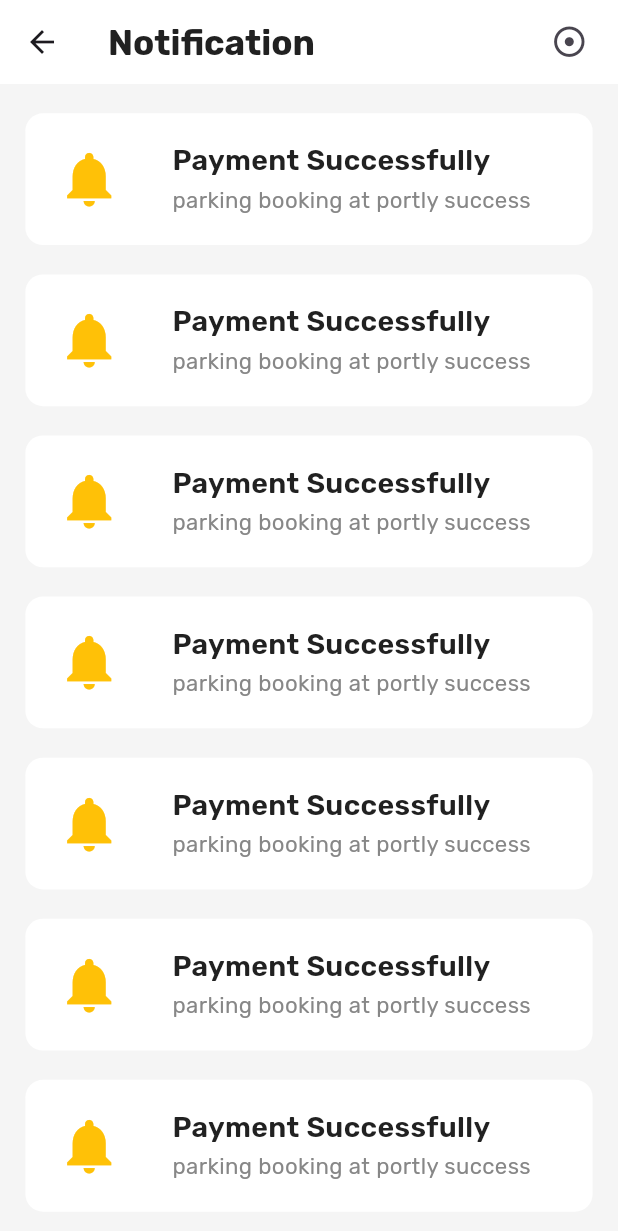
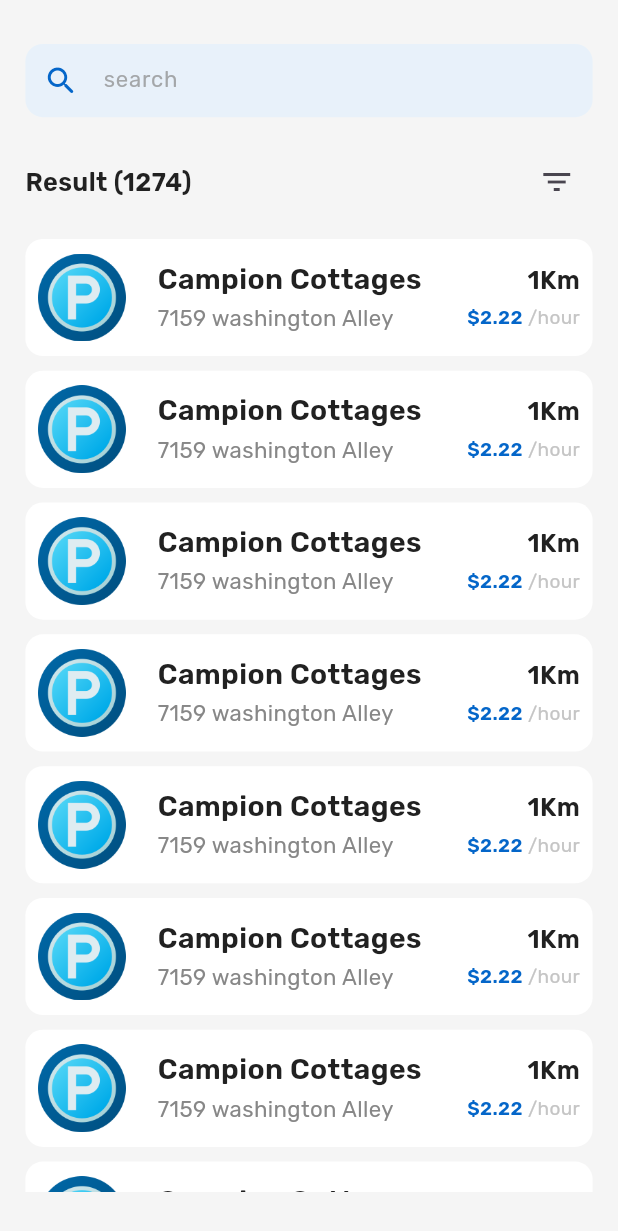
Before and after one commit to Mohamed-Abdelsalamm/Graduation_Project_Parking_project, a Flutter app: the screen it shows after launch, on a phone screen of 412 x 824 dp. Shown: the top 1231 px of the screen. Run offline on Flutter 3.47's test engine with Material 3 defaults, Android fonts, the light colour scheme and no system bars; our stand-ins replace cached_network_image, dio, flutter_screenutil, flutter_spinkit, flutter_svg, go_router and 1 more.

Commit message:
Add Search Result View

```diff
--- a/lib/core/utils/app_router.dart
+++ b/lib/core/utils/app_router.dart
@@ -5,13 +5,15 @@ import 'package:parking/featuers/book_mark/presintation/view/my_book_mark_view.d
 import 'package:parking/featuers/notification/presentation/view/notification_view.dart';
 import 'package:parking/featuers/onboarding/presentation/views/onboarding_view.dart';
 import 'package:parking/featuers/parking_history/presentation/views/my_parking_view.dart';
+import 'package:parking/featuers/search/presintation/view/search_view.dart';
 
 abstract class AppRouter {
   static const kMyParkingView = "/1" /*"/myParkingView"*/;
   static const kOnBoardingView = "/2" /*"/myParkingView"*/;
   static const kLoginView = "/3" /*"/myParkingView"*/;
   static const kMyBookMarkView = "/4" /*"/myParkingView"*/;
-  static const kNotificationView = "/" /*"/notificationView"*/;
+  static const kNotificationView = "/5" /*"/notificationView"*/;
+  static const kSearchView = "/" /*"/searchView"*/;
 
   static final GoRouter router = GoRouter(
     routes: <RouteBase>[
@@ -40,6 +42,11 @@ abstract class AppRouter {
         builder: (BuildContext context, GoRouterState state) =>
         const NotificationView(),
       ),
+      GoRoute(
+        path: kSearchView,
+        builder: (BuildContext context, GoRouterState state) =>
+        const SearchView(),
+      ),
     ],
   );
 }
--- a/lib/core/widgets/customTextField.dart
+++ b/lib/core/widgets/customTextField.dart
@@ -19,10 +19,11 @@ class CustomTextField extends StatelessWidget {
     this.verticalContentPadding = 10,
     this.suffixIcon, this.controller,
     this.onChanged,
-    this.hintStyle,
+    this.hintStyle, this.fillColor,
   }) : super(key: key);
 
   final String hintText;
+  final Color? fillColor;
   final TextEditingController? controller;
   final bool obscureText;
   final bool closeOnTapOutside;
@@ -55,6 +56,8 @@ class CustomTextField extends StatelessWidget {
       },
       validator: validator,
       decoration: InputDecoration(
+        fillColor: fillColor,
+        filled: true,
         hintText: hintText,
         suffixIconColor: ColorStyles.grey.withOpacity(0.6),
         contentPadding: EdgeInsets.symmetric(horizontal: horizontalContentPadding.sp,vertical: horizontalContentPadding.sp),
@@ -76,8 +79,9 @@ class CustomTextField extends StatelessWidget {
         focusedErrorBorder: OutlineInputBorder(
             borderRadius: BorderRadius.circular(24.r),
             borderSide: const BorderSide(color: ColorStyles.red)),*/
-        border: const OutlineInputBorder(
-            borderSide:BorderSide.none
+        border: OutlineInputBorder(
+            borderRadius: BorderRadius.circular(12.r),
+          borderSide: BorderSide.none
         ),
       ),
     );
--- a/lib/featuers/book_mark/presintation/view/my_book_mark_view.dart
+++ b/lib/featuers/book_mark/presintation/view/my_book_mark_view.dart
@@ -32,7 +32,7 @@ class MyBookMarkView extends StatelessWidget {
           ),
         ],
       ),
-      body: BookmarkViewBody(),
+      body: const BookmarkViewBody(),
     );
   }
 }
--- a/lib/featuers/notification/presentation/view/widgets/notification_body.dart
+++ b/lib/featuers/notification/presentation/view/widgets/notification_body.dart
@@ -11,6 +11,6 @@ class NotificationBody extends StatelessWidget {
   Widget build(BuildContext context) {
     return ListView.separated(
       padding: EdgeInsets.symmetric(horizontal: 16.w,vertical: 20.h),
-        itemBuilder: (context, index) => NotificationListItem() , separatorBuilder: (context, index) => SizedBox(height: 20.h), itemCount: 10);
+        itemBuilder: (context, index) => const NotificationListItem() , separatorBuilder: (context, index) => SizedBox(height: 20.h), itemCount: 10);
   }
 }
--- /dev/null
+++ b/lib/featuers/search/presintation/view/search_view.dart
@@ -0,0 +1,46 @@
+import 'package:flutter/material.dart';
+import 'package:flutter_screenutil/flutter_screenutil.dart';
+import 'package:parking/core/utils/colors_styles.dart';
+import 'package:parking/core/utils/text_styles.dart';
+import 'package:parking/core/widgets/customTextField.dart';
+import 'package:parking/featuers/search/presintation/view/widgets/search_result_item.dart';
+
+class SearchView extends StatelessWidget {
+  const SearchView({Key? key}) : super(key: key);
+
+  @override
+  Widget build(BuildContext context) {
+    return Scaffold(
+      body: SafeArea(
+        child: Padding(
+          padding: EdgeInsets.symmetric(horizontal: 16.0.w, vertical: 30.h),
+          child: Column(
+            children: [
+               CustomTextField(
+                hintText: "search",
+                fillColor: ColorStyles.blue300.withOpacity(0.5),
+                prefixIcon: const Icon(
+                  Icons.search_rounded,
+                  color: ColorStyles.blue700,
+                ),
+              ),
+              SizedBox(
+                height: 20.h,
+              ),
+              Row(mainAxisAlignment: MainAxisAlignment.spaceBetween, children: [
+                Text("Result (1274)", style: TextStyles().textStyle16semiBold),
+                IconButton(
+                    onPressed: () {},
+                    icon: const Icon(Icons.filter_list_outlined)),
+              ]),
+              SizedBox(
+                height: 14.h,
+              ),
+              Expanded(child: ListView.separated(itemBuilder: (context, index) => const SearchResultItem(), separatorBuilder:(context, index) => SizedBox(height: 10.h), itemCount: 10))
+            ],
+          ),
+        ),
+      ),
+    );
+  }
+}
--- /dev/null
+++ b/lib/featuers/search/presintation/view/widgets/search_result_item.dart
@@ -0,0 +1,53 @@
+import 'package:flutter/material.dart';
+import 'package:flutter_screenutil/flutter_screenutil.dart';
+import 'package:parking/core/utils/colors_styles.dart';
+import 'package:parking/core/utils/text_styles.dart';
+import 'package:parking/generated/assets.dart';
+
+class SearchResultItem extends StatelessWidget {
+  const SearchResultItem({
+    super.key,
+  });
+
+  @override
+  Widget build(BuildContext context) {
+    return Container(
+      padding: EdgeInsets.symmetric(horizontal: 8.w,vertical: 10.h),
+      decoration: BoxDecoration(color: ColorStyles.white,
+        borderRadius: BorderRadius.circular(12.r),
+      ),
+      child: Row(
+        children: [
+          SizedBox(
+            width: 60.r,
+            height: 60.r,
+            child: Image.asset(Assets.pngParkIcon),
+          ),
+          SizedBox(width: 20.w,),
+          Expanded(
+            child: Column(
+                crossAxisAlignment: CrossAxisAlignment.start,
+                children: [
+                  Text("Campion Cottages",style: TextStyles().textStyle18semiBold),
+                  SizedBox(height: 10.h,),
+                  Text("7159 washington Alley",style: TextStyles().textStyle14regular.copyWith(color: ColorStyles.grey,),),
+                ]),
+          ),
+          Column(
+            crossAxisAlignment: CrossAxisAlignment.end,
+            children: [
+              Text("1Km",style: TextStyles().textStyle16semiBold),
+              SizedBox(height: 10.h,),
+              Row(
+                children: [
+                  Text("\$2.22",style: TextStyles().textStyle12semiBold.copyWith(color: ColorStyles.blue700)),
+                  Text(" /hour",style: TextStyles().textStyle12regular.copyWith(color: ColorStyles.grey500)),
+                ],
+              ),
+            ],
+          ),
+        ],
+      ),
+    );
+  }
+}
--- a/lib/main.dart
+++ b/lib/main.dart
@@ -25,6 +25,7 @@ class ParkingApp extends StatelessWidget {
           );
         },
         theme: ThemeData(
+          appBarTheme: const AppBarTheme(surfaceTintColor: Colors.white),
           scaffoldBackgroundColor: Colors.grey.shade100,
           textTheme: GoogleFonts.rubikTextTheme(
             Theme.of(context).textTheme
```
Also changed, not shown: assets/png/park_icon.png (added), assets/png/up_down_icon.png (added), lib/generated/assets.dart.
